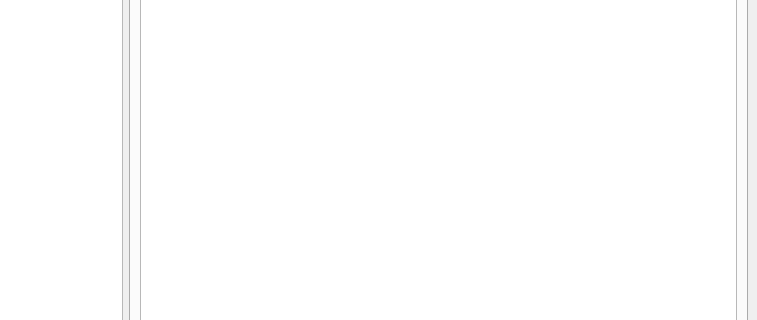
This is zzqt/mainwindow.ui in perim/zzdicom as Qt 5 draws it before an edit; both pictures show x 142 to 899 and y 234 to 554 of the 899 by 659 pixel window. The edited form follows.
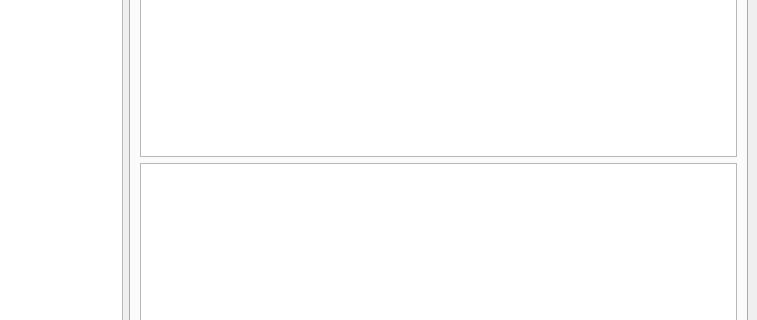
This is the edited form. The open tabs and pages were chosen to show the change.

Commit message: zzqt: Show tag info and warnings.

The edit to the form file:
```diff
--- a/zzqt/mainwindow.ui
+++ b/zzqt/mainwindow.ui
@@ -78,6 +78,16 @@
           <item>
            <widget class="QTreeView" name="treeViewTags"/>
           </item>
+          <item>
+           <widget class="QTextBrowser" name="textBrowserTagInfo">
+            <property name="sizePolicy">
+             <sizepolicy hsizetype="Expanding" vsizetype="Maximum">
+              <horstretch>0</horstretch>
+              <verstretch>0</verstretch>
+             </sizepolicy>
+            </property>
+           </widget>
+          </item>
          </layout>
         </widget>
        </widget>
```
Left out of the diff: 2 changed lines with no effect on the pictures. The commit also changes 2 other files.
